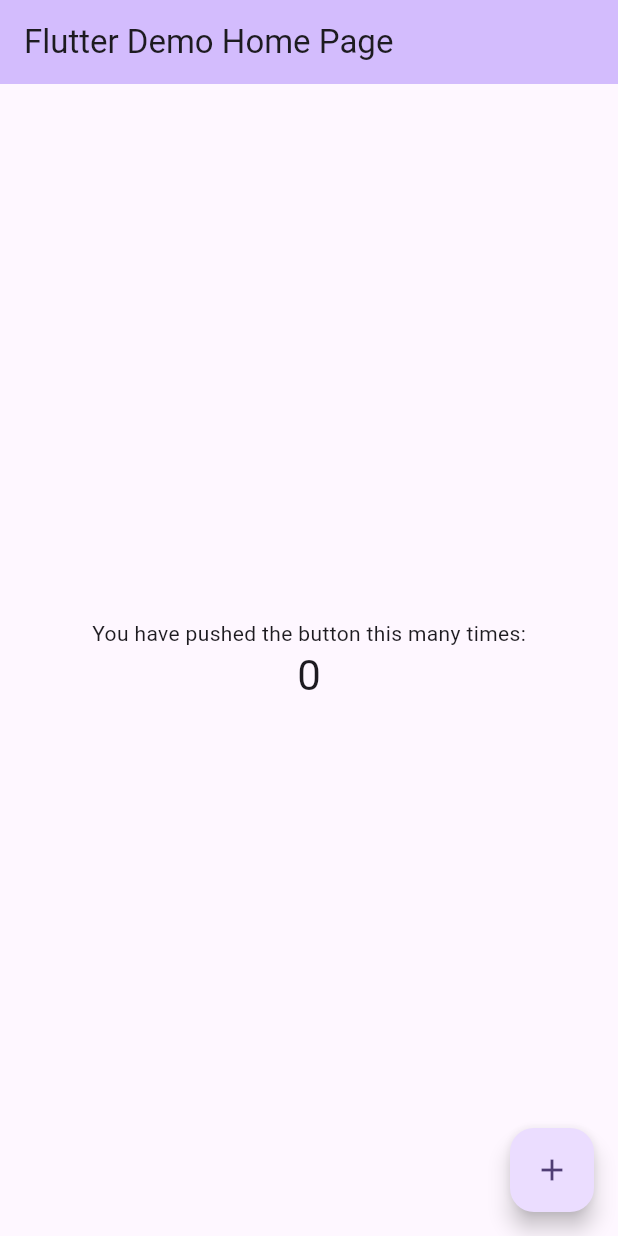
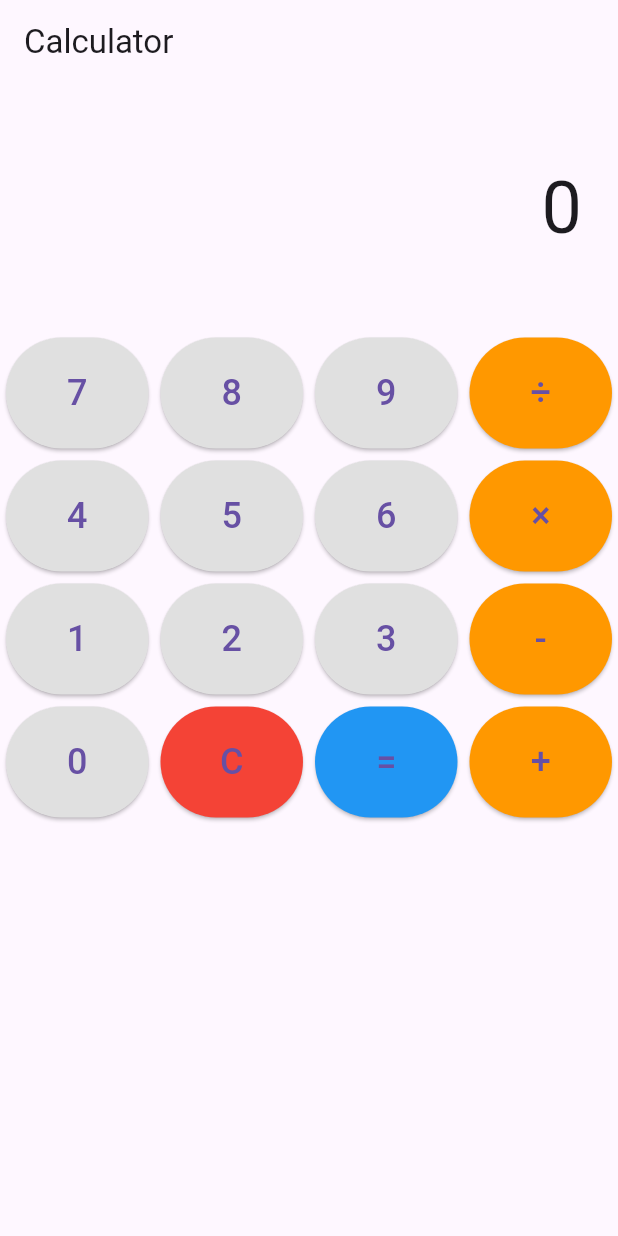
Before and after one commit to Mclovin7291/CalculatorApp, a Flutter app: the screen it shows after launch, on a phone screen of 412 x 824 dp. Run offline on Flutter 3.47's test engine with Material 3 defaults, Android fonts, the phone set to English and light mode, and no system bars.

Commit message:
basic ui

```diff
--- a/lib/main.dart
+++ b/lib/main.dart
@@ -1,122 +1,172 @@
 import 'package:flutter/material.dart';
 
 void main() {
-  runApp(const MyApp());
+  runApp(const CalculatorApp());
 }
 
-class MyApp extends StatelessWidget {
-  const MyApp({super.key});
+class CalculatorApp extends StatelessWidget {
+  const CalculatorApp({super.key});
 
-  // This widget is the root of your application.
   @override
   Widget build(BuildContext context) {
     return MaterialApp(
-      title: 'Flutter Demo',
+      title: 'Calculator App',
       theme: ThemeData(
-        // This is the theme of your application.
-        //
-        // TRY THIS: Try running your application with "flutter run". You'll see
-        // the application has a purple toolbar. Then, without quitting the app,
-        // try changing the seedColor in the colorScheme below to Colors.green
-        // and then invoke "hot reload" (save your changes or press the "hot
-        // reload" button in a Flutter-supported IDE, or press "r" if you used
-        // the command line to start the app).
-        //
-        // Notice that the counter didn't reset back to zero; the application
-        // state is not lost during the reload. To reset the state, use hot
-        // restart instead.
-        //
-        // This works for code too, not just values: Most code changes can be
-        // tested with just a hot reload.
-        colorScheme: ColorScheme.fromSeed(seedColor: Colors.deepPurple),
+        primarySwatch: Colors.blue,
       ),
-      home: const MyHomePage(title: 'Flutter Demo Home Page'),
+      home: const CalculatorScreen(),
     );
   }
 }
 
-class MyHomePage extends StatefulWidget {
-  const MyHomePage({super.key, required this.title});
-
-  // This widget is the home page of your application. It is stateful, meaning
-  // that it has a State object (defined below) that contains fields that affect
-  // how it looks.
-
-  // This class is the configuration for the state. It holds the values (in this
-  // case the title) provided by the parent (in this case the App widget) and
-  // used by the build method of the State. Fields in a Widget subclass are
-  // always marked "final".
-
-  final String title;
+class CalculatorScreen extends StatefulWidget {
+  const CalculatorScreen({super.key});
 
   @override
-  State<MyHomePage> createState() => _MyHomePageState();
+  State<CalculatorScreen> createState() => _CalculatorScreenState();
 }
 
-class _MyHomePageState extends State<MyHomePage> {
-  int _counter = 0;
+class _CalculatorScreenState extends State<CalculatorScreen> {
+  String _display = '0';
+  String _firstNumber = '';
+  String _operator = '';
+  bool _isNewNumber = true;
 
-  void _incrementCounter() {
+  void _onNumberPressed(String number) {
     setState(() {
-      // This call to setState tells the Flutter framework that something has
-      // changed in this State, which causes it to rerun the build method below
-      // so that the display can reflect the updated values. If we changed
-      // _counter without calling setState(), then the build method would not be
-      // called again, and so nothing would appear to happen.
-      _counter++;
+      if (_isNewNumber) {
+        _display = number;
+        _isNewNumber = false;
+      } else {
+        _display = _display + number;
+      }
     });
+  }
+
+  void _onOperatorPressed(String operator) {
+    setState(() {
+      _firstNumber = _display;
+      _operator = operator;
+      _isNewNumber = true;
+    });
+  }
+
+  void _onEqualsPressed() {
+    setState(() {
+      double result;
+      double num1 = double.parse(_firstNumber);
+      double num2 = double.parse(_display);
+
+      switch (_operator) {
+        case '+':
+          result = num1 + num2;
+          break;
+        case '-':
+          result = num1 - num2;
+          break;
+        case '×':
+          result = num1 * num2;
+          break;
+        case '÷':
+          result = num1 / num2;
+          break;
+        default:
+          return;
+      }
+
+      _display = result.toString();
+      _isNewNumber = true;
+      _operator = '';
+      _firstNumber = '';
+    });
+  }
+
+  void _onClearPressed() {
+    setState(() {
+      _display = '0';
+      _firstNumber = '';
+      _operator = '';
+      _isNewNumber = true;
+    });
+  }
+
+  Widget _buildButton(String text, VoidCallback onPressed, {Color? color}) {
+    return Expanded(
+      child: Padding(
+        padding: const EdgeInsets.all(4.0),
+        child: ElevatedButton(
+          style: ElevatedButton.styleFrom(
+            backgroundColor: color ?? Colors.grey[300],
+            padding: const EdgeInsets.all(20.0),
+          ),
+          onPressed: onPressed,
+          child: Text(
+            text,
+            style: const TextStyle(fontSize: 24.0),
+          ),
+        ),
+      ),
+    );
   }
 
   @override
   Widget build(BuildContext context) {
-    // This method is rerun every time setState is called, for instance as done
-    // by the _incrementCounter method above.
-    //
-    // The Flutter framework has been optimized to make rerunning build methods
-    // fast, so that you can just rebuild anything that needs updating rather
-    // than having to individually change instances of widgets.
     return Scaffold(
       appBar: AppBar(
-        // TRY THIS: Try changing the color here to a specific color (to
-        // Colors.amber, perhaps?) and trigger a hot reload to see the AppBar
-        // change color while the other colors stay the same.
-        backgroundColor: Theme.of(context).colorScheme.inversePrimary,
-        // Here we take the value from the MyHomePage object that was created by
-        // the App.build method, and use it to set our appbar title.
-        title: Text(widget.title),
+        title: const Text('Calculator'),
       ),
-      body: Center(
-        // Center is a layout widget. It takes a single child and positions it
-        // in the middle of the parent.
-        child: Column(
-          // Column is also a layout widget. It takes a list of children and
-          // arranges them vertically. By default, it sizes itself to fit its
-          // children horizontally, and tries to be as tall as its parent.
-          //
-          // Column has various properties to control how it sizes itself and
-          // how it positions its children. Here we use mainAxisAlignment to
-          // center the children vertically; the main axis here is the vertical
-          // axis because Columns are vertical (the cross axis would be
-          // horizontal).
-          //
-          // TRY THIS: Invoke "debug painting" (choose the "Toggle Debug Paint"
-          // action in the IDE, or press "p" in the console), to see the
-          // wireframe for each widget.
-          mainAxisAlignment: MainAxisAlignment.center,
-          children: <Widget>[
-            const Text('You have pushed the button this many times:'),
-            Text(
-              '$_counter',
-              style: Theme.of(context).textTheme.headlineMedium,
+      body: Column(
+        children: [
+          // Display placeholder
+          Container(
+            alignment: Alignment.centerRight,
+            padding: const EdgeInsets.symmetric(horizontal: 24.0, vertical: 48.0),
+            child: const Text(
+              '0',
+              style: TextStyle(fontSize: 48.0),
             ),
-          ],
-        ),
+          ),
+          // Buttons
+          Expanded(
+            child: Column(
+              children: [
+                Row(
+                  children: [
+                    _buildButton('7', () => _onNumberPressed('7')),
+                    _buildButton('8', () => _onNumberPressed('8')),
+                    _buildButton('9', () => _onNumberPressed('9')),
+                    _buildButton('÷', () => _onOperatorPressed('÷'), color: Colors.orange),
+                  ],
+                ),
+                Row(
+                  children: [
+                    _buildButton('4', () => _onNumberPressed('4')),
+                    _buildButton('5', () => _onNumberPressed('5')),
+                    _buildButton('6', () => _onNumberPressed('6')),
+                    _buildButton('×', () => _onOperatorPressed('×'), color: Colors.orange),
+                  ],
+                ),
+                Row(
+                  children: [
+                    _buildButton('1', () => _onNumberPressed('1')),
+                    _buildButton('2', () => _onNumberPressed('2')),
+                    _buildButton('3', () => _onNumberPressed('3')),
+                    _buildButton('-', () => _onOperatorPressed('-'), color: Colors.orange),
+                  ],
+                ),
+                Row(
+                  children: [
+                    _buildButton('0', () => _onNumberPressed('0')),
+                    _buildButton('C', _onClearPressed, color: Colors.red),
+                    _buildButton('=', _onEqualsPressed, color: Colors.blue),
+                    _buildButton('+', () => _onOperatorPressed('+'), color: Colors.orange),
+                  ],
+                ),
+              ],
+            ),
+          ),
+        ],
       ),
-      floatingActionButton: FloatingActionButton(
-        onPressed: _incrementCounter,
-        tooltip: 'Increment',
-        child: const Icon(Icons.add),
-      ), // This trailing comma makes auto-formatting nicer for build methods.
     );
   }
 }
```
